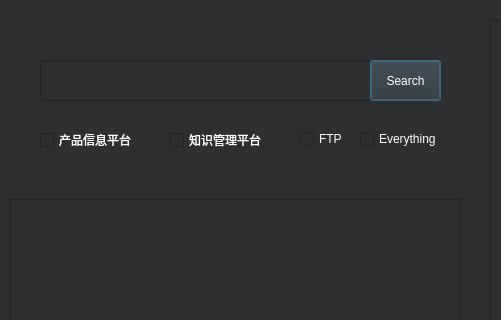
The window that mainwindow.ui (miaoguai/QtCode) describes before a commit, drawn with Qt 5; both pictures show x 0 to 501 and y 0 to 320 of the 1366 by 768 pixel window.
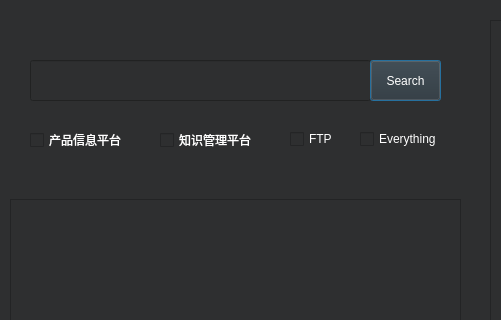
The same window after the commit.

```diff
--- a/mainwindow.ui
+++ b/mainwindow.ui
@@ -120,9 +120,9 @@
    <widget class="QLineEdit" name="lineEdit">
     <property name="geometry">
      <rect>
-      <x>40</x>
+      <x>30</x>
       <y>60</y>
-      <width>331</width>
+      <width>341</width>
       <height>41</height>
      </rect>
     </property>
@@ -134,7 +134,7 @@
    <widget class="QCheckBox" name="checkBox">
     <property name="geometry">
      <rect>
-      <x>40</x>
+      <x>30</x>
       <y>130</y>
       <width>121</width>
       <height>20</height>
@@ -151,7 +151,7 @@
    <widget class="QCheckBox" name="checkBox_2">
     <property name="geometry">
      <rect>
-      <x>170</x>
+      <x>160</x>
       <y>130</y>
       <width>121</width>
       <height>20</height>
@@ -168,7 +168,7 @@
    <widget class="QCheckBox" name="checkBox_3">
     <property name="geometry">
      <rect>
-      <x>300</x>
+      <x>290</x>
       <y>130</y>
       <width>51</width>
       <height>18</height>
```
